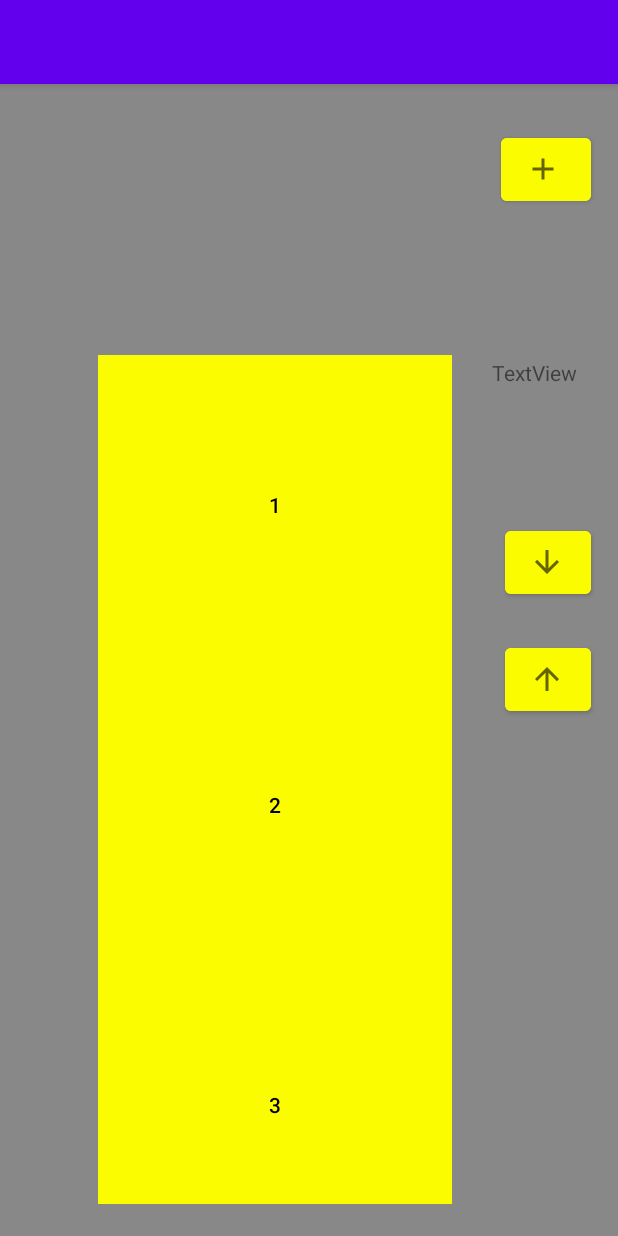
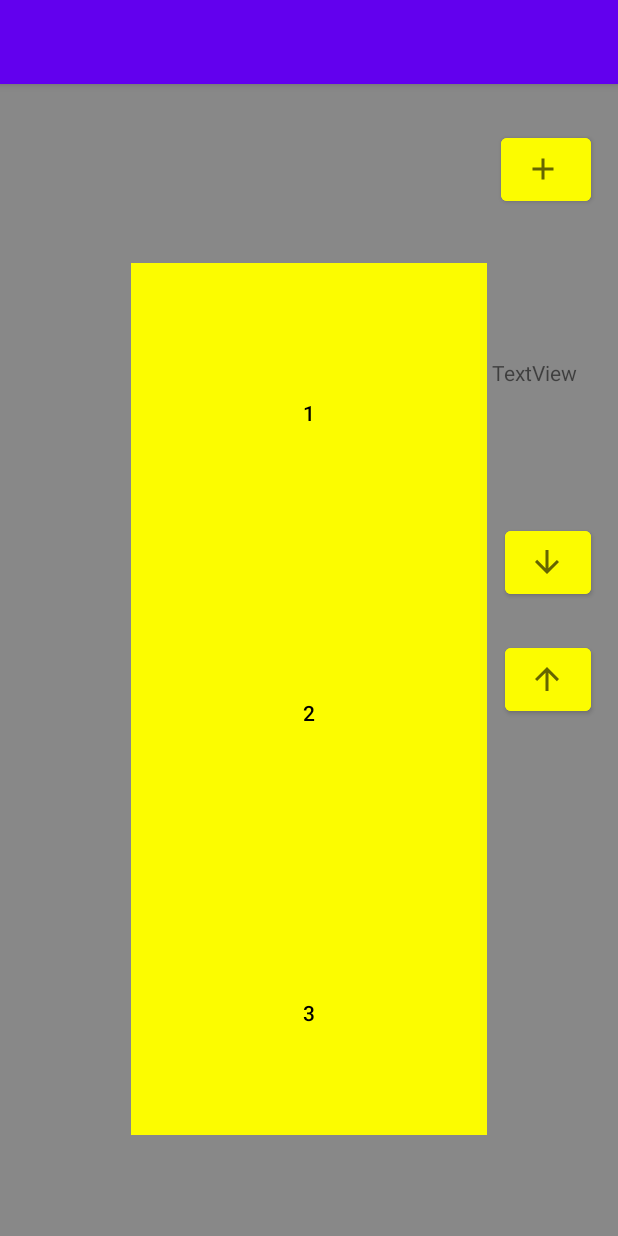
Before and after one commit to d4m14n44/AndroidNotes, an Android app: the screen it shows after launch (MainActivity), on a phone screen of 412 x 824 dp. Run offline under Robolectric (Android 15) with nearby library versions, the phone set to English and light mode, and no system bars; 1 statement that could not run was skipped.

Commit message:
Scrollfunktion implementiert

```diff
--- a/app/src/main/java/ch/zli/m335/androidnotes/MainActivity.java
+++ b/app/src/main/java/ch/zli/m335/androidnotes/MainActivity.java
@@ -18,6 +18,7 @@ import android.view.View;
 import android.view.View.OnClickListener;
 import android.widget.Button;
 import android.widget.LinearLayout;
+import android.widget.ScrollView;
 import android.widget.TextView;
 
 import ch.zli.m335.androidnotes.Activities.CreateNoteActivity;
@@ -39,6 +40,7 @@ public class MainActivity extends AppCompatActivity implements SensorEventListen
     private Button noteButtons;
     boolean bound = false;
     public ServiceNote serviceNote;
+    private ScrollView scrollView;
 
 
     /**
@@ -87,9 +89,12 @@ public class MainActivity extends AppCompatActivity implements SensorEventListen
         this.constrainLayout = (ConstraintLayout) findViewById(R.id.constrainLayout);
         this.test = (TextView) findViewById(R.id.test);
         this.linear = (LinearLayout) findViewById(R.id.linearLayout);
+        this.scrollView = (ScrollView) findViewById(R.id.scrollview);
 
         this.sensorManager = (SensorManager) getSystemService(Context.SENSOR_SERVICE);
         this.add.setOnClickListener(openAddActivity);
+        this.scrollUp.setOnClickListener(scrollingUp);
+        this.scrollDown.setOnClickListener(scrollingDown);
 
         if (this.sensorManager.getDefaultSensor(Sensor.TYPE_AMBIENT_TEMPERATURE) != null) {
             this.tmpSensor = this.sensorManager.getDefaultSensor(Sensor.TYPE_AMBIENT_TEMPERATURE);
@@ -150,6 +155,19 @@ public class MainActivity extends AppCompatActivity implements SensorEventListen
         }
     };
 
+    private OnClickListener scrollingUp = new OnClickListener() {
+        @Override
+        public void onClick(View v) {
+            scrollView.fullScroll(ScrollView.FOCUS_UP);
+        }
+    };
+
+    private OnClickListener scrollingDown = new OnClickListener() {
+        @Override
+        public void onClick(View v) {
+            scrollView.fullScroll(ScrollView.FOCUS_DOWN);
+        }
+    };
 
 
     private OnClickListener openNote = new OnClickListener() {
--- a/app/src/main/res/layout/activity_main.xml
+++ b/app/src/main/res/layout/activity_main.xml
@@ -8,6 +8,25 @@
     android:background="@color/gray"
     tools:context=".MainActivity">
 
+
+    <ScrollView
+        android:id="@+id/scrollview"
+        android:layout_width="237dp"
+        android:layout_height="633dp"
+        app:layout_constraintBottom_toBottomOf="parent"
+        app:layout_constraintEnd_toEndOf="parent"
+        app:layout_constraintStart_toStartOf="parent"
+        app:layout_constraintTop_toTopOf="parent">
+
+        <LinearLayout
+            android:id="@+id/linearLayout"
+            android:layout_width="match_parent"
+            android:layout_height="wrap_content"
+            android:gravity="center_horizontal"
+            android:orientation="vertical">
+
+        </LinearLayout>
+    </ScrollView>
 
     <Button
         android:id="@+id/addButton"
@@ -66,17 +85,4 @@
         app:layout_constraintTop_toTopOf="parent"
         app:layout_constraintVertical_bias="0.244" />
 
-    <LinearLayout
-        android:id="@+id/linearLayout"
-        android:layout_width="236dp"
-        android:layout_height="618dp"
-        android:orientation="vertical"
-        android:gravity="center_horizontal"
-        app:layout_constraintBottom_toBottomOf="parent"
-        app:layout_constraintEnd_toEndOf="parent"
-        app:layout_constraintHorizontal_bias="0.371"
-        app:layout_constraintStart_toStartOf="parent"
-        app:layout_constraintTop_toTopOf="parent"
-        app:layout_constraintVertical_bias="0.858"></LinearLayout>
-
 </androidx.constraintlayout.widget.ConstraintLayout>
```
